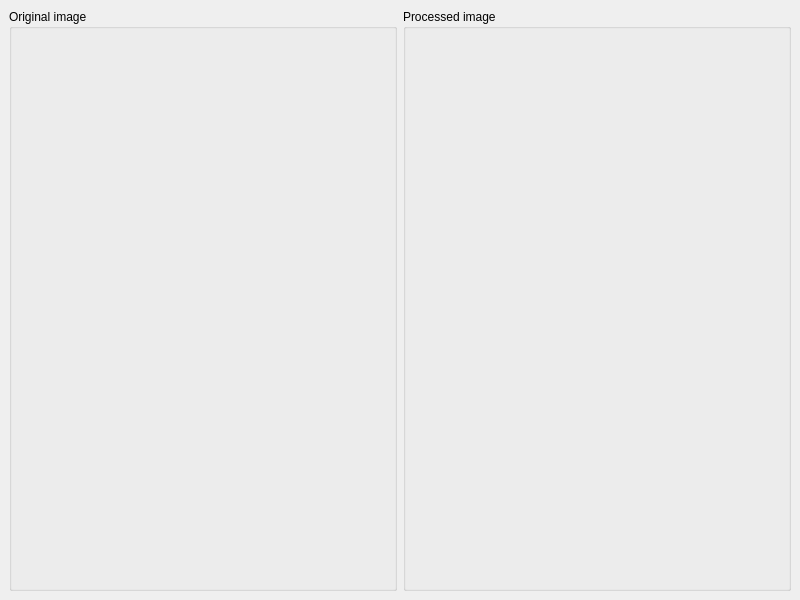
unitbvcv/image_processing_platform, file Application/QtDesignerUI/MagnifierWindow.ui: the form before one commit.
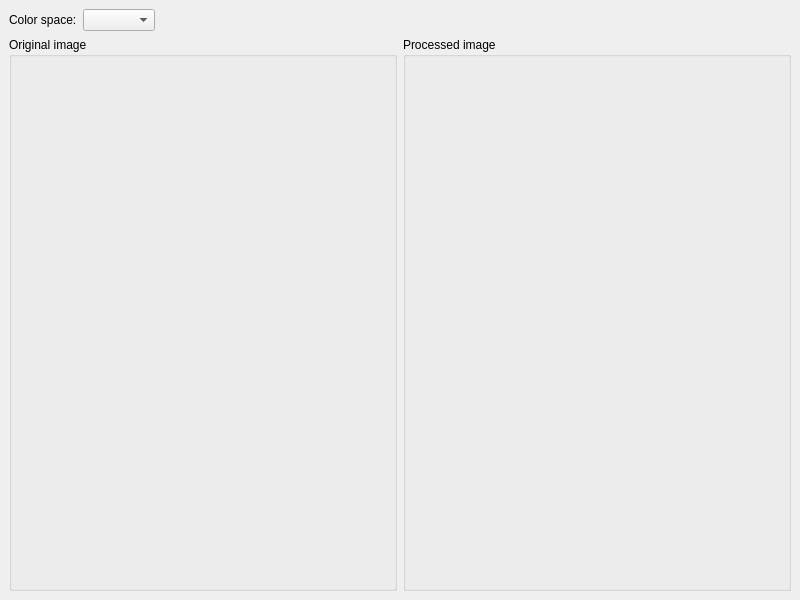
The form after the commit.

Commit message: implement multiple colorspaces for the magnifier

What changed in the file:
```diff
--- a/Application/QtDesignerUI/MagnifierWindow.ui
+++ b/Application/QtDesignerUI/MagnifierWindow.ui
@@ -14,9 +14,15 @@
    <string>Magnifier</string>
   </property>
   <widget class="QWidget" name="centralwidget">
-   <layout class="QHBoxLayout" name="horizontalLayout">
-    <item>
+   <layout class="QGridLayout" name="gridLayout">
+    <item row="1" column="0">
      <widget class="QGroupBox" name="groupBoxOriginalImage">
+      <property name="sizePolicy">
+       <sizepolicy hsizetype="Expanding" vsizetype="Expanding">
+        <horstretch>0</horstretch>
+        <verstretch>0</verstretch>
+       </sizepolicy>
+      </property>
       <property name="title">
        <string>Original image</string>
       </property>
@@ -31,8 +37,14 @@
       </layout>
      </widget>
     </item>
-    <item>
+    <item row="1" column="1">
      <widget class="QGroupBox" name="groupBoxProcessedImage">
+      <property name="sizePolicy">
+       <sizepolicy hsizetype="Expanding" vsizetype="Expanding">
+        <horstretch>0</horstretch>
+        <verstretch>0</verstretch>
+       </sizepolicy>
+      </property>
       <property name="title">
        <string>Processed image</string>
       </property>
@@ -47,6 +59,40 @@
       </layout>
      </widget>
     </item>
+    <item row="0" column="0" colspan="2">
+     <layout class="QHBoxLayout" name="horizontalLayoutColorSpace">
+      <item>
+       <widget class="QLabel" name="labelColorSpace">
+        <property name="text">
+         <string>Color space:</string>
+        </property>
+       </widget>
+      </item>
+      <item>
+       <widget class="QComboBox" name="comboBoxColorSpace">
+        <property name="sizePolicy">
+         <sizepolicy hsizetype="Preferred" vsizetype="Preferred">
+          <horstretch>0</horstretch>
+          <verstretch>0</verstretch>
+         </sizepolicy>
+        </property>
+       </widget>
+      </item>
+      <item>
+       <spacer name="horizontalSpacer">
+        <property name="orientation">
+         <enum>Qt::Horizontal</enum>
+        </property>
+        <property name="sizeHint" stdset="0">
+         <size>
+          <width>40</width>
+          <height>20</height>
+         </size>
+        </property>
+       </spacer>
+      </item>
+     </layout>
+    </item>
    </layout>
   </widget>
  </widget>
```
The commit also changes 4 other files.
